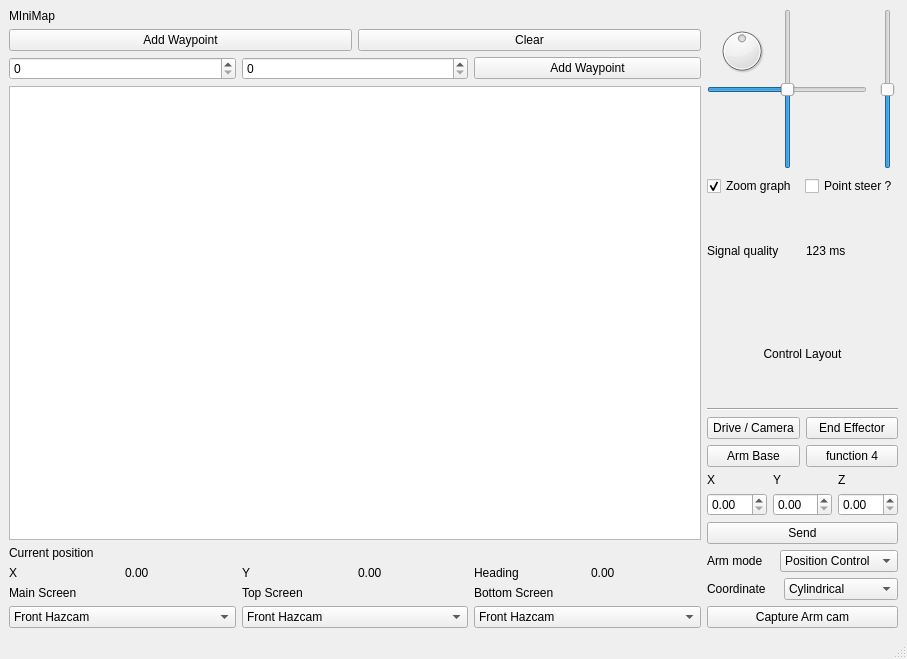
Above: catkin_ws/src/hci/ui_files/MainWindow_V4.ui from mcgill-robotics-archive/rover-2015 before the change. Below: the same form after it.
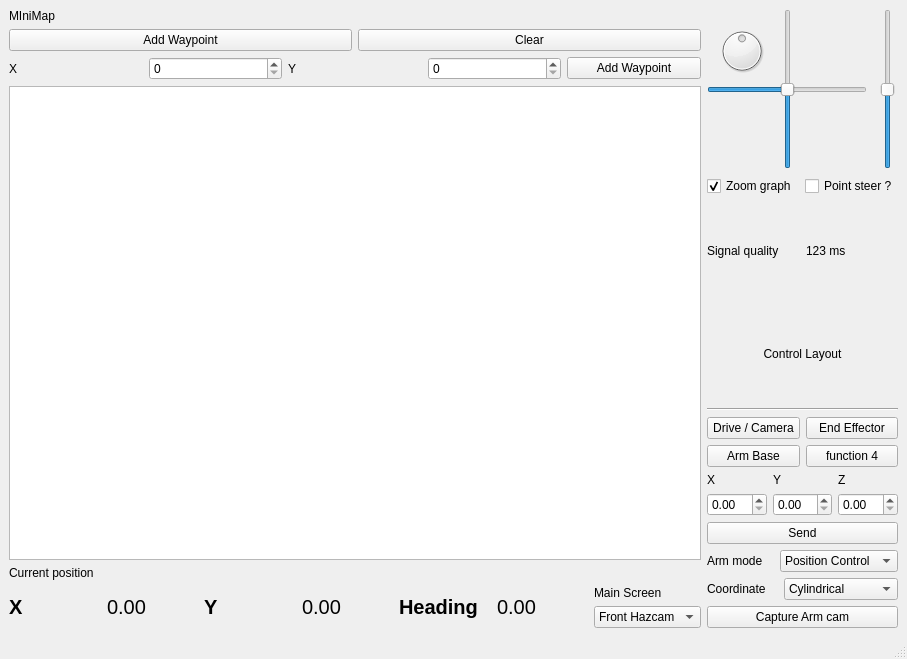
That is the form after the change. Custom widgets are drawn as their Qt base class.

Commit message: simplification of camera control for hciè

Patch:
```diff
--- a/catkin_ws/src/hci/ui_files/MainWindow_V4.ui
+++ b/catkin_ws/src/hci/ui_files/MainWindow_V4.ui
@@ -44,9 +44,23 @@
       </item>
       <item>
        <layout class="QHBoxLayout" name="horizontalLayout_5">
+        <item>
+         <widget class="QLabel" name="label_6">
+          <property name="text">
+           <string>X</string>
+          </property>
+         </widget>
+        </item>
         <item>
          <widget class="QSpinBox" name="x"/>
         </item>
+        <item>
+         <widget class="QLabel" name="label_7">
+          <property name="text">
+           <string>Y</string>
+          </property>
+         </widget>
+        </item>
         <item>
          <widget class="QSpinBox" name="y"/>
         </item>
@@ -73,6 +87,13 @@
        <layout class="QHBoxLayout" name="horizontalLayout_7">
         <item>
          <widget class="QLabel" name="label_12">
+          <property name="font">
+           <font>
+            <pointsize>15</pointsize>
+            <weight>75</weight>
+            <bold>true</bold>
+           </font>
+          </property>
           <property name="text">
            <string>X</string>
           </property>
@@ -80,6 +101,11 @@
         </item>
         <item>
          <widget class="QLabel" name="xActual">
+          <property name="font">
+           <font>
+            <pointsize>15</pointsize>
+           </font>
+          </property>
           <property name="text">
            <string>0.00</string>
           </property>
@@ -87,6 +113,13 @@
         </item>
         <item>
          <widget class="QLabel" name="label_15">
+          <property name="font">
+           <font>
+            <pointsize>15</pointsize>
+            <weight>75</weight>
+            <bold>true</bold>
+           </font>
+          </property>
           <property name="text">
            <string>Y</string>
           </property>
@@ -94,6 +127,11 @@
         </item>
         <item>
          <widget class="QLabel" name="yActual">
+          <property name="font">
+           <font>
+            <pointsize>15</pointsize>
+           </font>
+          </property>
           <property name="text">
            <string>0.00</string>
           </property>
@@ -101,6 +139,13 @@
         </item>
         <item>
          <widget class="QLabel" name="label_17">
+          <property name="font">
+           <font>
+            <pointsize>15</pointsize>
+            <weight>75</weight>
+            <bold>true</bold>
+           </font>
+          </property>
           <property name="text">
            <string>Heading</string>
           </property>
@@ -108,12 +153,15 @@
         </item>
         <item>
          <widget class="QLabel" name="headingActual">
+          <property name="font">
+           <font>
+            <pointsize>15</pointsize>
+           </font>
+          </property>
           <property name="text">
            <string>0.00</string>
           </property>
          </widget>
-        </item>
-       </layout>
       </item>
       <item>
        <layout class="QGridLayout" name="gridLayout">
@@ -164,99 +212,7 @@
           </item>
          </widget>
         </item>
-        <item row="1" column="1">
-         <widget class="QComboBox" name="Camera2Feed">
-          <property name="maximumSize">
-           <size>
-            <width>16777215</width>
-            <height>26</height>
-           </size>
-          </property>
-          <item>
-           <property name="text">
-            <string>Front Hazcam</string>
-           </property>
-          </item>
-          <item>
-           <property name="text">
-            <string>Left Hazcam</string>
-           </property>
-          </item>
-          <item>
-           <property name="text">
-            <string>Right Hazcam</string>
-           </property>
-          </item>
-          <item>
-           <property name="text">
-            <string>Back Hazcam</string>
-           </property>
-          </item>
-          <item>
-           <property name="text">
-            <string>Arm</string>
-           </property>
-          </item>
-          <item>
-           <property name="text">
-            <string>Pan/Tilt</string>
-           </property>
-          </item>
-         </widget>
-        </item>
-        <item row="1" column="2">
-         <widget class="QComboBox" name="Camera3Feed">
-          <property name="maximumSize">
-           <size>
-            <width>16777215</width>
-            <height>26</height>
-           </size>
-          </property>
-          <item>
-           <property name="text">
-            <string>Front Hazcam</string>
-           </property>
-          </item>
-          <item>
-           <property name="text">
-            <string>Left Hazcam</string>
-           </property>
-          </item>
-          <item>
-           <property name="text">
-            <string>Right Hazcam</string>
-           </property>
-          </item>
-          <item>
-           <property name="text">
-            <string>Back Hazcam</string>
-           </property>
-          </item>
-          <item>
-           <property name="text">
-            <string>Arm</string>
-           </property>
-          </item>
-          <item>
-           <property name="text">
-            <string>Pan/Tilt</string>
-           </property>
-          </item>
-         </widget>
-        </item>
-        <item row="0" column="1">
-         <widget class="QLabel" name="label_6">
-          <property name="text">
-           <string>Top Screen</string>
-          </property>
-         </widget>
-        </item>
-        <item row="0" column="2">
-         <widget class="QLabel" name="label_7">
-          <property name="text">
-           <string>Bottom Screen</string>
-          </property>
-         </widget>
+         </layout>
         </item>
        </layout>
       </item>
@@ -584,16 +540,6 @@
    </layout>
    <zorder></zorder>
    <zorder></zorder>
-   <zorder>x</zorder>
-   <zorder>y</zorder>
-   <zorder>addMarkedWaypoint</zorder>
-   <zorder>label</zorder>
-   <zorder>label_12</zorder>
-   <zorder>xActual</zorder>
-   <zorder>yActual</zorder>
-   <zorder>label_15</zorder>
-   <zorder>headingActual</zorder>
-   <zorder>label_17</zorder>
   </widget>
   <widget class="QMenuBar" name="menubar">
    <property name="geometry">
@@ -601,7 +547,7 @@
      <x>0</x>
      <y>0</y>
      <width>907</width>
-     <height>25</height>
+     <height>22</height>
     </rect>
    </property>
   </widget>
```
Lines whose indentation alone changed are shown as unchanged.
